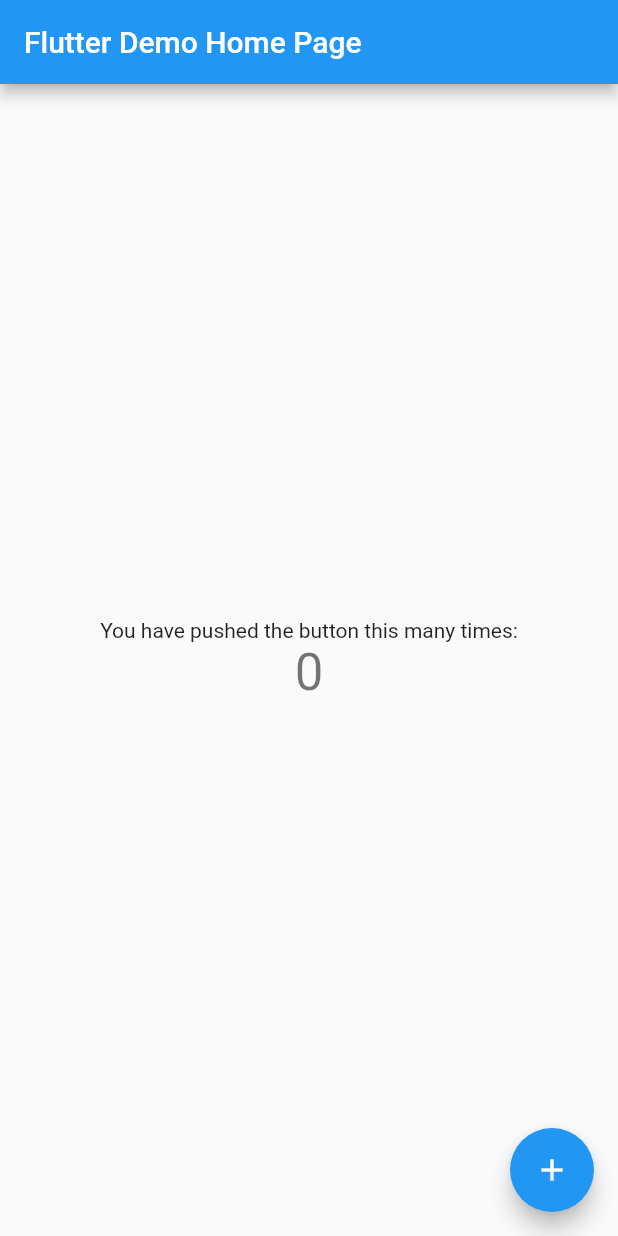
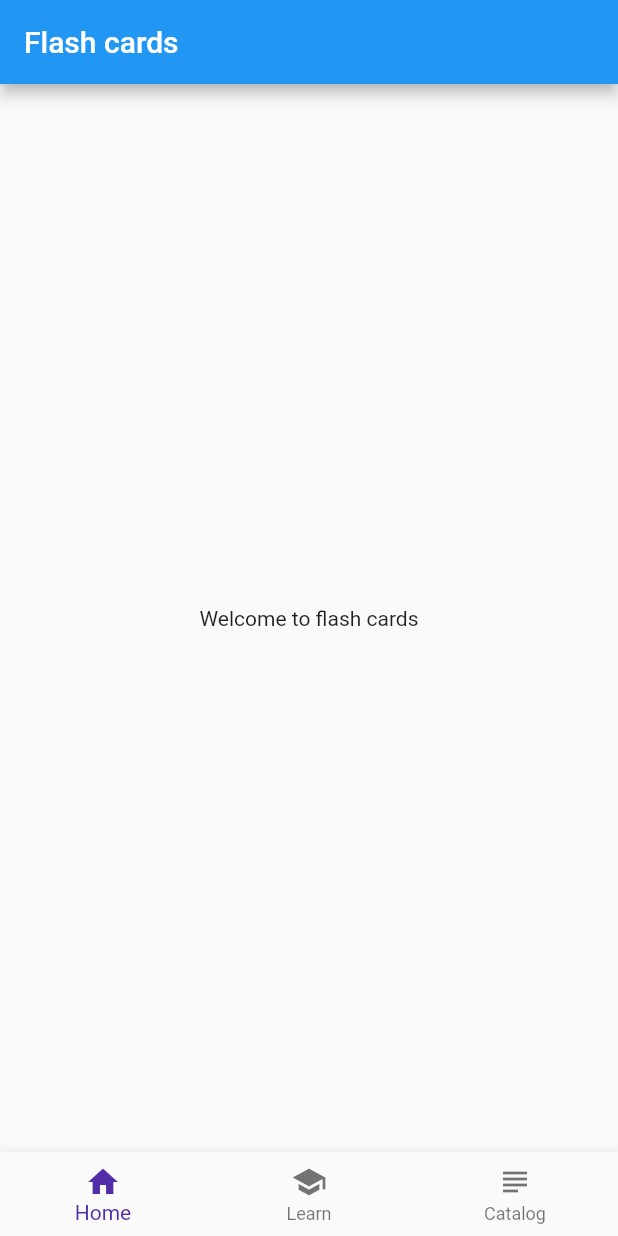
Before and after one commit to ekvalizer/flash_cards, a Flutter app: the screen it shows after launch, on a phone screen of 412 x 824 dp. Run offline on Flutter 3.47's test engine with Material 2 defaults, Android fonts, the phone set to English and light mode, and no system bars.

```diff
--- a/lib/main.dart
+++ b/lib/main.dart
@@ -26,7 +26,7 @@ class MyApp extends StatelessWidget {
         // closer together (more dense) than on mobile platforms.
         visualDensity: VisualDensity.adaptivePlatformDensity,
       ),
-      home: MyHomePage(title: 'Flutter Demo Home Page'),
+      home: MyHomePage(title: 'Flash cards'),
     );
   }
 }
@@ -50,16 +50,16 @@ class MyHomePage extends StatefulWidget {
 }
 
 class _MyHomePageState extends State<MyHomePage> {
-  int _counter = 0;
+  int _selectedMenuIdx = 0;
 
-  void _incrementCounter() {
+  void _onMenuItemSelected(int idx) {
     setState(() {
       // This call to setState tells the Flutter framework that something has
       // changed in this State, which causes it to rerun the build method below
       // so that the display can reflect the updated values. If we changed
       // _counter without calling setState(), then the build method would not be
       // called again, and so nothing would appear to happen.
-      _counter++;
+      _selectedMenuIdx = idx;
     });
   }
 
@@ -98,20 +98,30 @@ class _MyHomePageState extends State<MyHomePage> {
           mainAxisAlignment: MainAxisAlignment.center,
           children: <Widget>[
             Text(
-              'You have pushed the button this many times:',
-            ),
-            Text(
-              '$_counter',
-              style: Theme.of(context).textTheme.headline4,
+              'Welcome to flash cards',
             ),
           ],
         ),
       ),
-      floatingActionButton: FloatingActionButton(
-        onPressed: _incrementCounter,
-        tooltip: 'Increment',
-        child: Icon(Icons.add),
-      ), // This trailing comma makes auto-formatting nicer for build methods.
+      bottomNavigationBar: BottomNavigationBar(
+        items: const <BottomNavigationBarItem>[
+          BottomNavigationBarItem(
+            icon: Icon(Icons.home),
+            label: 'Home',
+          ),
+          BottomNavigationBarItem(
+            icon: Icon(Icons.school),
+            label: 'Learn',
+          ),
+          BottomNavigationBarItem(
+            icon: Icon(Icons.subject),
+            label: 'Catalog',
+          ),
+        ],
+        currentIndex: _selectedMenuIdx, //TODO: add _selectedIndex var
+        selectedItemColor: Colors.deepPurple[700],
+        onTap: _onMenuItemSelected,
+      ),
     );
   }
 }
```
Also changed, not shown: lib/menu.dart (added, +47 -0 lines), lib/BottomMenuBar.dart (added), 1 other file.
